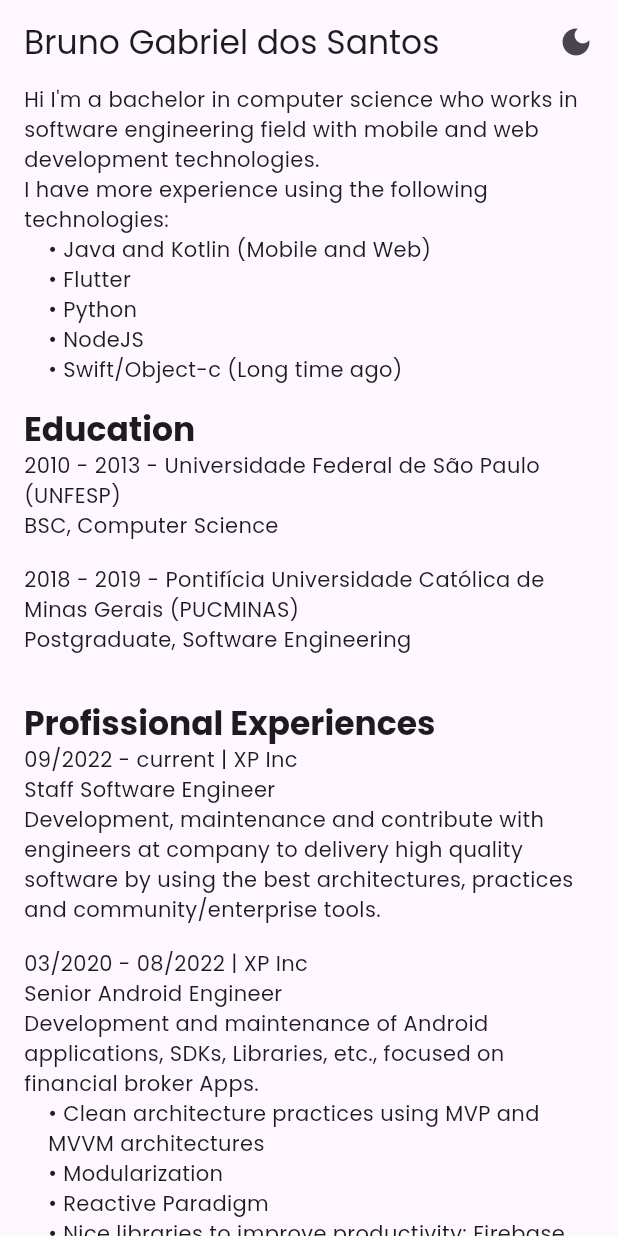
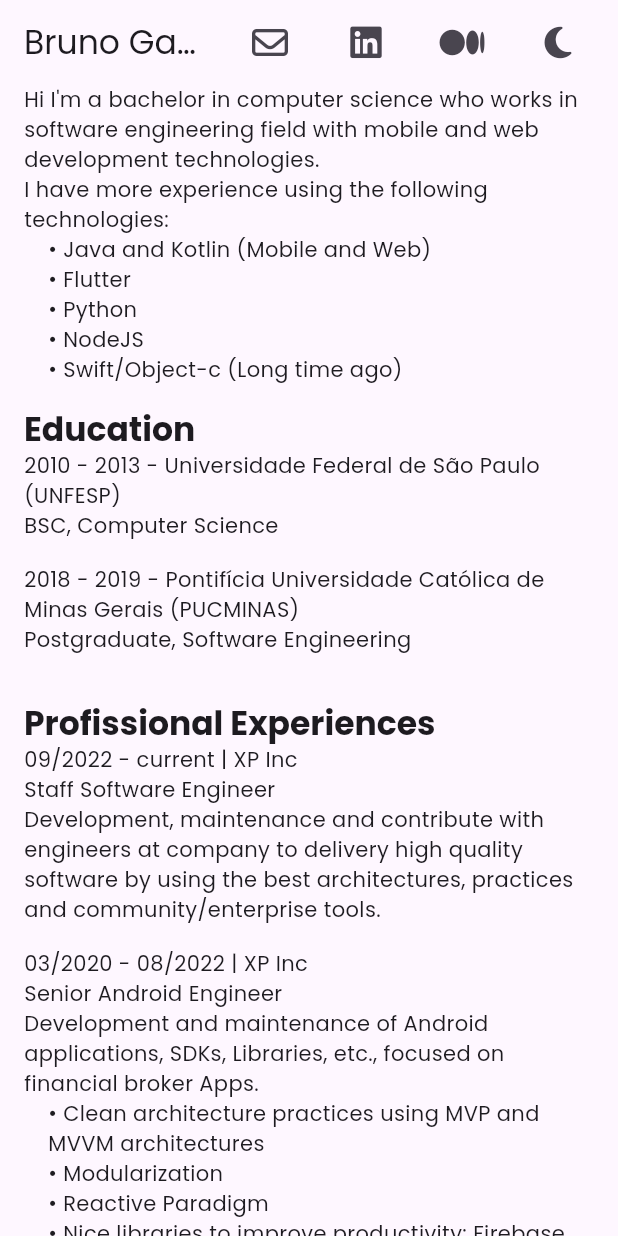
Before and after one commit to brunogabriel/brunogabriel-resume-flutter, a Flutter app: the screen it shows after launch, on a phone screen of 412 x 824 dp. Run offline on Flutter 3.47's test engine with Material 3 defaults, Android fonts, the phone set to English and light mode, and no system bars; our stand-ins replace equatable, flutter_bloc, font_awesome_flutter, get_it, google_fonts, injectable.

Commit message:
improvements
#COMMENTS
* Add font awesome
* Add SelectionArea

```diff
--- a/bruno_resume_flutter/lib/features/resume/domain/models/about.dart
+++ b/bruno_resume_flutter/lib/features/resume/domain/models/about.dart
@@ -1,3 +1,4 @@
+import 'package:bruno_resume_flutter/features/resume/domain/models/resume_action.dart';
 import 'package:equatable/equatable.dart';
 import 'package:flutter/foundation.dart';
 import 'package:json_annotation/json_annotation.dart';
--- a/bruno_resume_flutter/lib/features/resume/domain/models/resume.dart
+++ b/bruno_resume_flutter/lib/features/resume/domain/models/resume.dart
@@ -2,6 +2,7 @@ import 'package:bruno_resume_flutter/features/resume/domain/models/about.dart';
 import 'package:bruno_resume_flutter/features/resume/domain/models/education.dart';
 import 'package:bruno_resume_flutter/features/resume/domain/models/experience.dart';
 import 'package:bruno_resume_flutter/features/resume/domain/models/publication.dart';
+import 'package:bruno_resume_flutter/features/resume/domain/models/resume_action.dart';
 import 'package:equatable/equatable.dart';
 import 'package:flutter/cupertino.dart';
 import 'package:json_annotation/json_annotation.dart';
@@ -19,6 +20,7 @@ class Resume extends Equatable {
     required this.experiences,
     required this.publications,
     required this.extraData,
+    required this.actions,
   });
 
   final About about;
@@ -26,6 +28,7 @@ class Resume extends Equatable {
   final List<Experience> experiences;
   final List<Publication> publications;
   final List<String> extraData;
+  final List<ResumeAction> actions;
 
   Map<String, dynamic> toJson() => _$ResumeToJson(this);
 
@@ -36,5 +39,6 @@ class Resume extends Equatable {
         experiences,
         publications,
         extraData,
+        actions,
       ];
 }
--- a/bruno_resume_flutter/lib/features/resume/presentation/page/resume_page.dart
+++ b/bruno_resume_flutter/lib/features/resume/presentation/page/resume_page.dart
@@ -2,8 +2,11 @@ import 'package:bruno_resume_flutter/features/resume/presentation/cubit/resume_c
 import 'package:bruno_resume_flutter/features/resume/presentation/views/resume.error.widget.dart';
 import 'package:bruno_resume_flutter/features/resume/presentation/views/resume.loading.widget.dart';
 import 'package:bruno_resume_flutter/features/resume/presentation/views/resume.success.widget.dart';
+import 'package:bruno_resume_flutter/shared/extensions/string_extensions.dart';
+import 'package:bruno_resume_flutter/shared/theme/theme_constants.dart';
 import 'package:flutter/material.dart';
 import 'package:flutter_bloc/flutter_bloc.dart';
+import 'package:font_awesome_flutter/font_awesome_flutter.dart';
 import 'package:get_it/get_it.dart';
 
 class ResumePage extends StatelessWidget {
@@ -20,18 +23,28 @@ class ResumePage extends StatelessWidget {
               title: Text(
                 (state is ResumeResultState) ? state.result.about.fullname : '',
               ),
-              actions: const [
+              actions: [
+                if (state is ResumeResultState) ...{
+                  ...state.result.actions.map(
+                    (action) => Padding(
+                      padding: const EdgeInsets.only(
+                        right: kDefaultSpace,
+                      ),
+                      child: IconButton(
+                        onPressed: () {},
+                        icon: FaIcon(action.icon.appIconData),
+                      ),
+                    ),
+                  )
+                },
                 Padding(
-                  padding: EdgeInsets.only(right: 16),
-                  child: Visibility(
-                    visible: false,
-                    child: Icon(Icons.email),
-                  ),
-                ),
-                Padding(
-                  padding: EdgeInsets.only(right: 16),
-                  child: Icon(Icons.dark_mode),
-                )
+                    padding: const EdgeInsets.only(
+                      right: kDefaultSpace,
+                    ),
+                    child: IconButton(
+                      icon: const FaIcon(FontAwesomeIcons.solidMoon),
+                      onPressed: () {},
+                    ))
               ],
             ),
             body: Stack(
--- a/bruno_resume_flutter/lib/main.dart
+++ b/bruno_resume_flutter/lib/main.dart
@@ -22,7 +22,7 @@ class MyApp extends StatelessWidget {
       title: 'Flutter Demo',
       theme: AppTheme.day.dayTheme.themeData,
       debugShowCheckedModeBanner: false,
-      home: const ResumePage(),
+      home: const SelectionArea(child: ResumePage()),
     );
   }
 }
--- a/bruno_resume_flutter/pubspec.yaml
+++ b/bruno_resume_flutter/pubspec.yaml
@@ -17,6 +17,7 @@ dependencies:
   equatable: ^2.0.5
   url_launcher: ^6.2.4
   json_annotation: ^4.9.0
+  font_awesome_flutter: ^10.7.0
 
 dev_dependencies:
   flutter_test:
```
Also changed, not shown: bruno_resume_flutter/assets/resume.json (+17 -0 lines), bruno_resume_flutter/lib/features/resume/domain/models/resume_action.dart (added, +27 -0 lines), bruno_resume_flutter/lib/shared/extensions/string_extensions.dart (added, +15 -0 lines), bruno_resume_flutter/lib/features/resume/domain/models/resume.g.dart, bruno_resume_flutter/lib/features/resume/domain/models/resume_action.g.dart (added).
